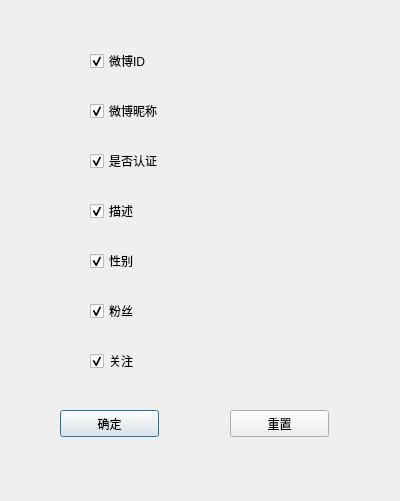
This is ShowSetting.ui in crystalhsj/Crawler_UI_New as Qt 5 draws it before an edit. The edited form follows.
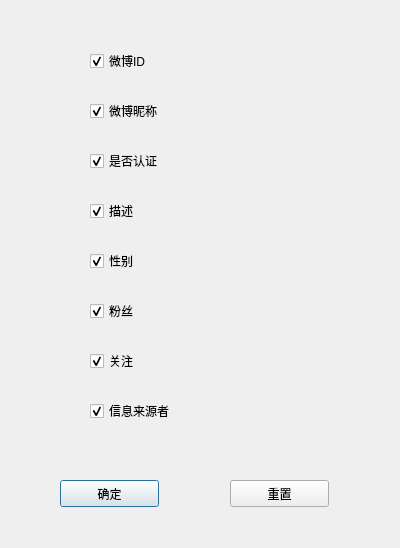
This is the edited form.

Patch:
```diff
--- a/ShowSetting.ui
+++ b/ShowSetting.ui
@@ -7,7 +7,7 @@
     <x>0</x>
     <y>0</y>
     <width>400</width>
-    <height>501</height>
+    <height>548</height>
    </rect>
   </property>
   <property name="windowTitle">
@@ -17,7 +17,7 @@
    <property name="geometry">
     <rect>
      <x>60</x>
-     <y>410</y>
+     <y>480</y>
      <width>99</width>
      <height>27</height>
     </rect>
@@ -30,7 +30,7 @@
    <property name="geometry">
     <rect>
      <x>230</x>
-     <y>410</y>
+     <y>480</y>
      <width>99</width>
      <height>27</height>
     </rect>
@@ -154,6 +154,22 @@
     <bool>true</bool>
    </property>
   </widget>
+  <widget class="QCheckBox" name="checkBox_8">
+   <property name="geometry">
+    <rect>
+     <x>90</x>
+     <y>400</y>
+     <width>111</width>
+     <height>22</height>
+    </rect>
+   </property>
+   <property name="text">
+    <string>信息来源者</string>
+   </property>
+   <property name="checked">
+    <bool>true</bool>
+   </property>
+  </widget>
  </widget>
  <resources/>
  <connections/>
```
